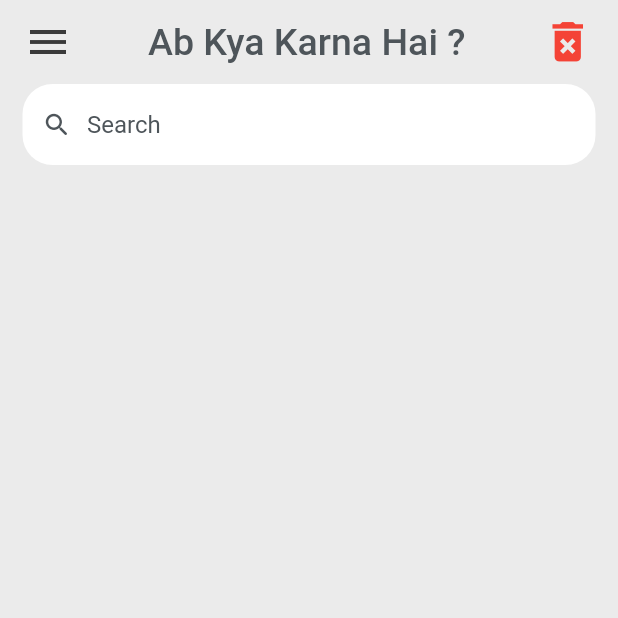
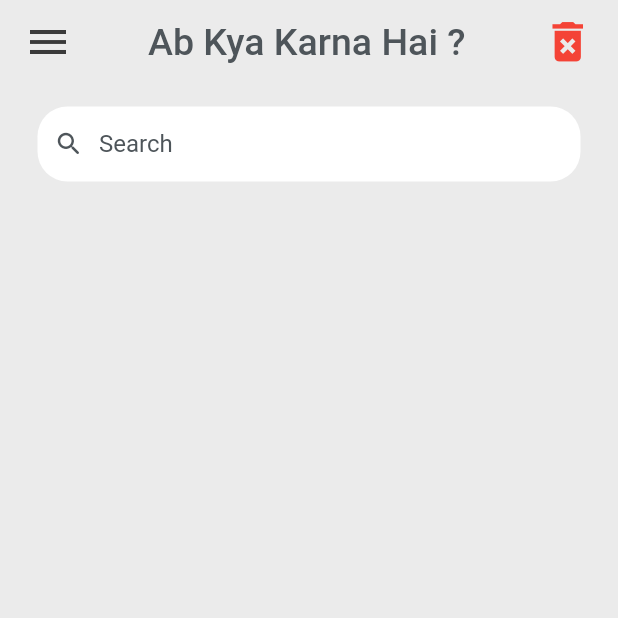
Before and after one commit to Vedansh-Dubey/TODO, a Flutter app: the screen it shows after launch, on a phone screen of 412 x 824 dp, the top half of it. Run offline on Flutter 3.47's test engine with Material 2 defaults, Android fonts, the phone set to English and light mode, and no system bars.

Commit message:
Added searchbox

```diff
--- a/lib/screens/homepage.dart
+++ b/lib/screens/homepage.dart
@@ -13,9 +13,10 @@ class Home extends StatelessWidget {
       backgroundColor: bg,
       appBar: _buildAppBar(bg),
       body: Container(
-        padding: const EdgeInsets.symmetric(horizontal: 15),
+        padding: const EdgeInsets.symmetric(horizontal: 25, vertical: 15),
         child: Column(children: [
           searchBox(),
+
         ]),
       ),
     );
@@ -25,23 +26,23 @@ class Home extends StatelessWidget {
     final Color bg = Color.fromARGB(255, 116, 88, 88),
         dark = const Color.fromARGB(255, 78, 85, 90);
     return Container(
-      padding: const EdgeInsets.all(3),
+      padding: const EdgeInsets.all(1),
       decoration: BoxDecoration(
         color: Colors.white,
         borderRadius: BorderRadius.circular(20),
       ),
       child: TextField(
         decoration: InputDecoration(
-          contentPadding: EdgeInsets.all(6),
+          contentPadding: const EdgeInsets.all(6),
           prefixIcon: Padding(
-            padding: EdgeInsets.symmetric(horizontal: 10),
+            padding: const EdgeInsets.symmetric(horizontal: 10),
             child: Icon(
               Icons.search_rounded,
               color: dark,
               size: 20,
             ),
           ),
-          prefixIconConstraints: BoxConstraints(
+          prefixIconConstraints: const BoxConstraints(
             maxHeight: 20,
             minWidth: 25,
           ),
```
Also changed, not shown: lib/widgets/todolist.dart (added).
